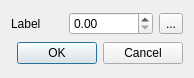
Qt form src/ui/symbollayer/widget_set_dd_value.ui (qgis/QGIS) before a commit.
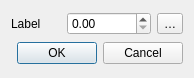
The same form after that commit. Custom widgets are drawn as their Qt base class.

What changed in the file:
```diff
--- a/src/ui/symbollayer/widget_set_dd_value.ui
+++ b/src/ui/symbollayer/widget_set_dd_value.ui
@@ -24,7 +24,7 @@
    <item row="0" column="2">
     <widget class="QgsDataDefinedButton" name="mDDBtn">
      <property name="text">
-      <string>...</string>
+      <string>…</string>
      </property>
     </widget>
    </item>
```
